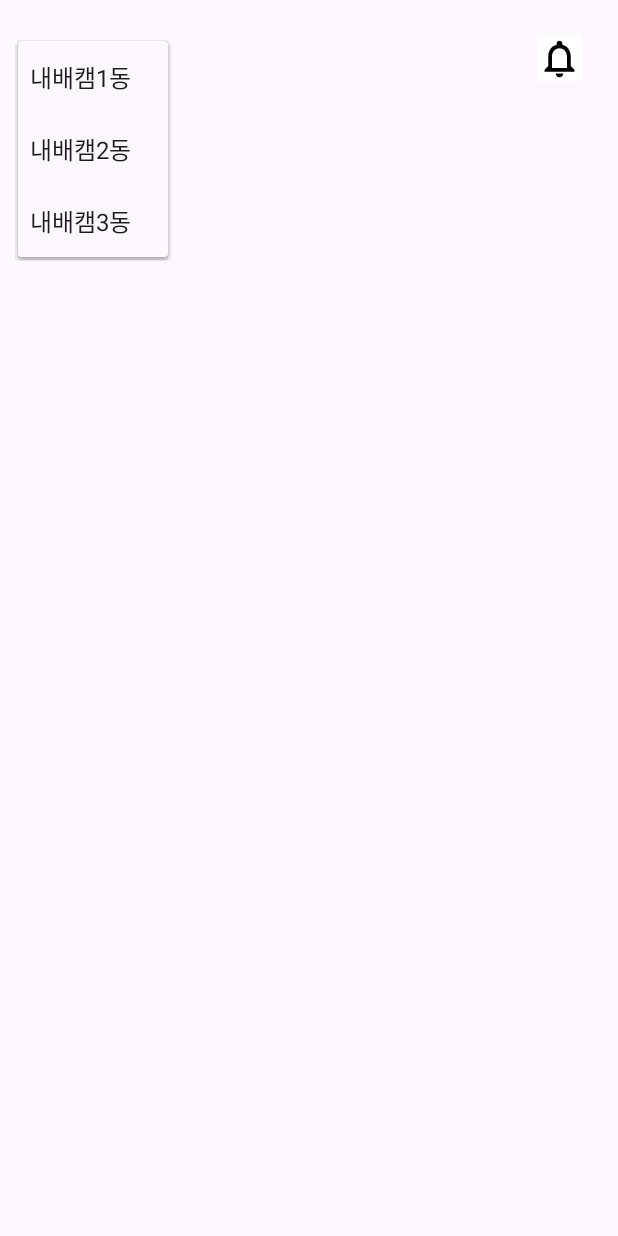
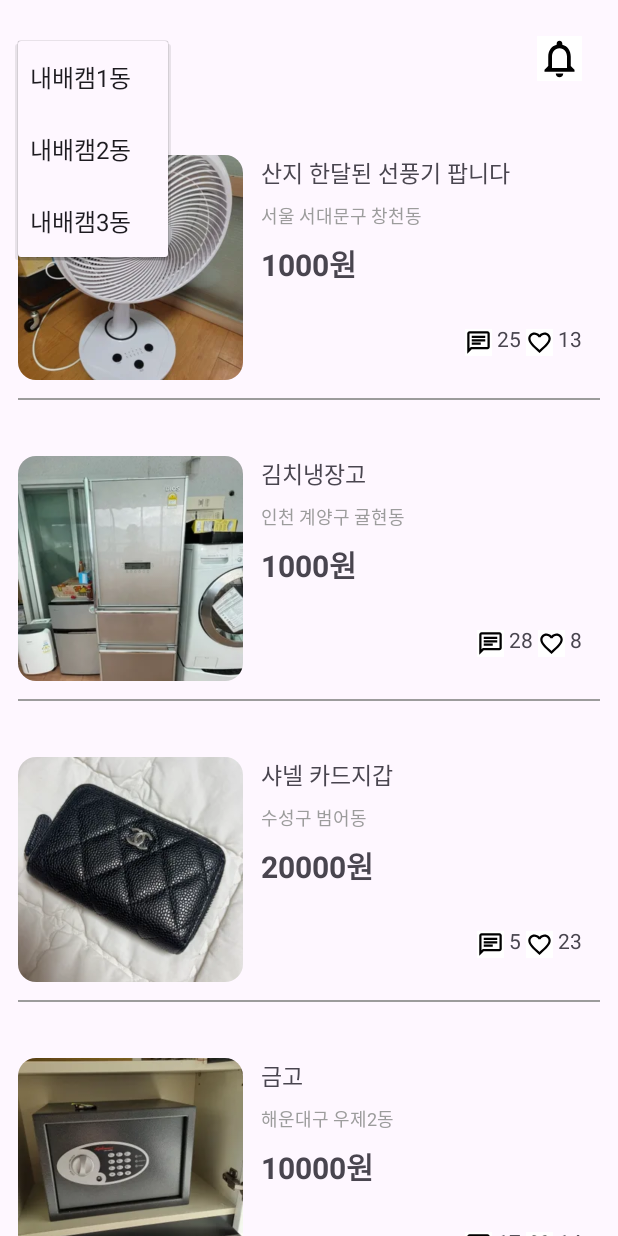
Before and after one commit to Kim-Min-Jong/apple_market, an Android app: the screen it shows after launch (MainActivity), after a tap on "내배캠1동", on a phone screen of 412 x 824 dp. Run offline under Robolectric (Android 15) with nearby library versions, the phone set to English and light mode, and no system bars.

```diff
--- a/app/src/main/java/com/sparta/applemarket/MainActivity.kt
+++ b/app/src/main/java/com/sparta/applemarket/MainActivity.kt
@@ -2,10 +2,25 @@ package com.sparta.applemarket
 
 import androidx.appcompat.app.AppCompatActivity
 import android.os.Bundle
+import androidx.recyclerview.widget.LinearLayoutManager
+import com.sparta.applemarket.adapter.ProductAdapter
+import com.sparta.applemarket.data.ProductsData
+import com.sparta.applemarket.databinding.ActivityMainBinding
 
 class MainActivity : AppCompatActivity() {
+    private lateinit var binding: ActivityMainBinding
     override fun onCreate(savedInstanceState: Bundle?) {
         super.onCreate(savedInstanceState)
-        setContentView(R.layout.activity_main)
+        binding = ActivityMainBinding.inflate(layoutInflater)
+        setContentView(binding.root)
+        initRecyclerView()
+    }
+
+    private fun initRecyclerView() = with(binding) {
+        val list = ProductsData(this@MainActivity).getList()
+        mainRecyclerView.adapter = ProductAdapter(this@MainActivity).apply {
+            addItems(list)
+        }
+        mainRecyclerView.layoutManager = LinearLayoutManager(this@MainActivity)
     }
 }
--- /dev/null
+++ b/app/src/main/java/com/sparta/applemarket/adapter/ProductAdapter.kt
@@ -0,0 +1,50 @@
+package com.sparta.applemarket.adapter
+
+import android.content.Context
+import android.view.LayoutInflater
+import android.view.ViewGroup
+import androidx.recyclerview.widget.RecyclerView
+import com.sparta.applemarket.R
+import com.sparta.applemarket.databinding.ItemSaleProductBinding
+import com.sparta.applemarket.model.Product
+
+class ProductAdapter(private val context: Context) : RecyclerView.Adapter<ProductAdapter.ViewHolder>() {
+    private val datas = arrayListOf<Product>()
+
+    fun addItems(items: List<Product>) {
+        datas.addAll(items)
+        notifyDataSetChanged()
+    }
+
+    override fun onCreateViewHolder(parent: ViewGroup, viewType: Int): ViewHolder =
+        ViewHolder(
+            ItemSaleProductBinding.inflate(
+                LayoutInflater.from(parent.context),
+                parent,
+                false
+            )
+        )
+
+    override fun getItemCount(): Int = datas.size
+
+    override fun onBindViewHolder(holder: ViewHolder, position: Int) =
+        holder.bind(datas[position])
+
+    inner class ViewHolder(
+        private val binding: ItemSaleProductBinding
+    ) : RecyclerView.ViewHolder(binding.root) {
+        fun bind(model: Product) {
+            with(binding) {
+                mainImageView.run {
+                    setImageResource(model.image)
+                    clipToOutline = true
+                }
+                itemTitle.text = model.productName
+                itemAddress.text = model.address
+                "${model.price}${context.getString(R.string.won)}".also { itemPrice.text = it }
+                itemChat.text = "${model.chatting}"
+                itemLiked.text = "${model.liked}"
+            }
+        }
+    }
+}
--- a/app/src/main/res/layout/activity_main.xml
+++ b/app/src/main/res/layout/activity_main.xml
@@ -37,6 +37,7 @@
     </androidx.constraintlayout.widget.ConstraintLayout>
 
     <androidx.recyclerview.widget.RecyclerView
+        android:id="@+id/main_recycler_view"
         android:layout_width="match_parent"
         android:layout_height="0dp"
         app:layout_constraintBottom_toBottomOf="parent"
--- a/app/src/main/res/layout/item_sale_product.xml
+++ b/app/src/main/res/layout/item_sale_product.xml
@@ -51,7 +51,7 @@
         android:layout_marginHorizontal="@dimen/margin_12dp"
         android:layout_marginVertical="@dimen/margin_8dp"
         android:ellipsize="end"
-        android:textSize="15sp"
+        android:textSize="20sp"
         android:textStyle="bold"
         app:layout_constraintEnd_toEndOf="parent"
         app:layout_constraintStart_toEndOf="@id/main_image_view"
@@ -79,6 +79,7 @@
             android:src="@drawable/icon_chat" />
 
         <TextView
+            android:id="@+id/item_chat"
             android:layout_width="wrap_content"
             android:layout_height="wrap_content"
             tools:text="123" />
@@ -91,6 +92,7 @@
             android:src="@drawable/icon_favorite" />
 
         <TextView
+            android:id="@+id/item_liked"
             android:layout_width="wrap_content"
             android:layout_height="wrap_content"
             tools:text="12" />
--- a/app/src/main/res/values/strings.xml
+++ b/app/src/main/res/values/strings.xml
@@ -44,6 +44,7 @@
     <string name="address_8">동래구 온천제2동</string>
     <string name="address_9">원주시 명륜2동</string>
     <string name="address_10">중구 동화동</string>
+    <string name="won">원</string>
 
 
 </resources>
```
